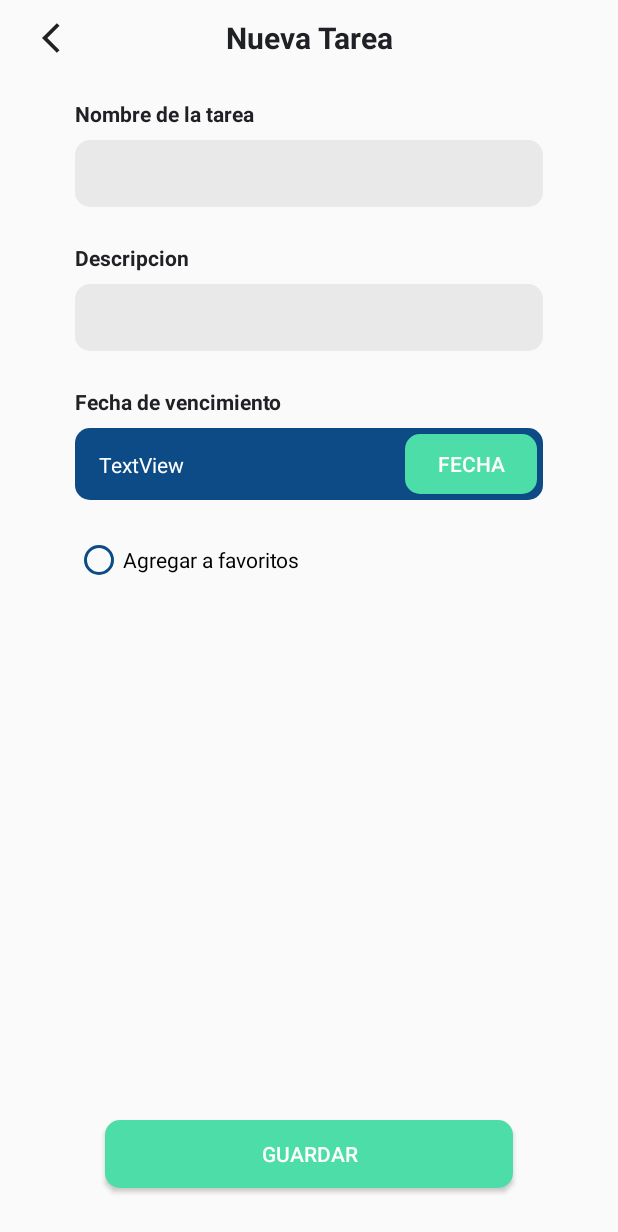
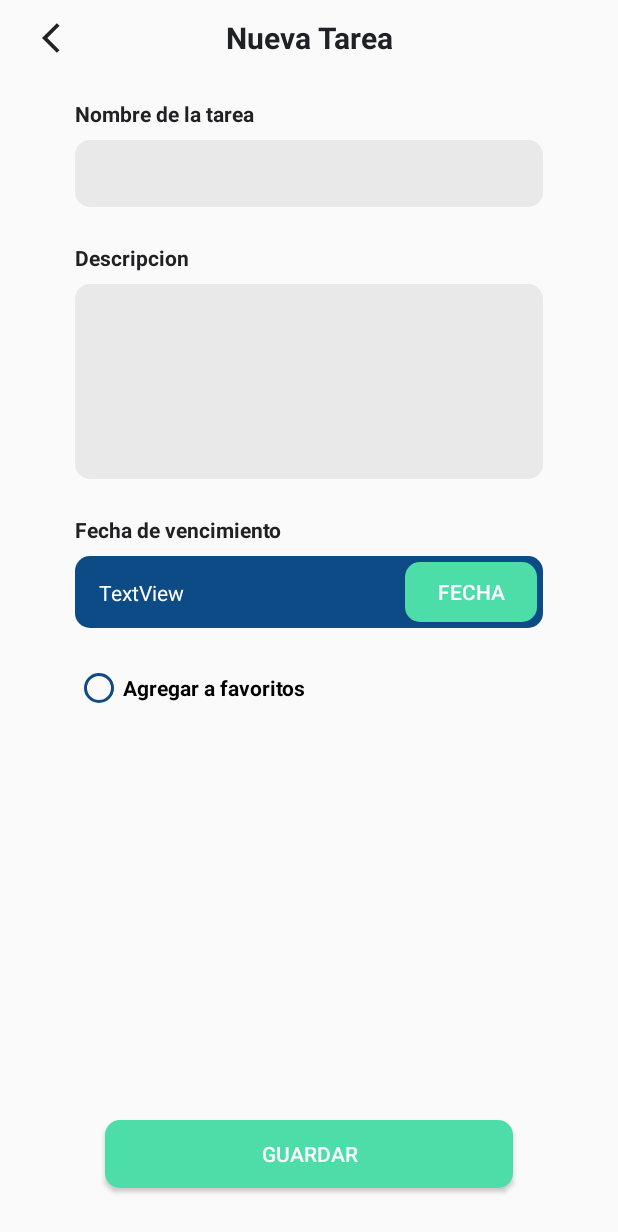
Before and after one commit to johamja/Task-App, an Android app: the AddTask screen opened directly, with no data from a screen before it, on a phone screen of 412 x 824 dp. Shown: the top 1232 px of the screen. Run offline under Robolectric (Android 15) with nearby library versions, the phone set to English and light mode, and no system bars.

Commit message:
layout mockup to visualize a task

```diff
--- a/app/src/main/java/com/example/task_app/Vistas/Tareas/AddTask.java
+++ b/app/src/main/java/com/example/task_app/Vistas/Tareas/AddTask.java
@@ -2,17 +2,57 @@ package com.example.task_app.Vistas.Tareas;
 
 import androidx.appcompat.app.AppCompatActivity;
 
+import android.app.DatePickerDialog;
 import android.os.Bundle;
+import android.view.View;
+import android.widget.Button;
+import android.widget.DatePicker;
+import android.widget.TextView;
 
+import com.example.task_app.Modelos.Task;
 import com.example.task_app.R;
+import com.example.task_app.Vistas.Categorias.ListItemsCategorys;
+
+import java.text.MessageFormat;
+import java.util.Calendar;
 
 public class AddTask extends AppCompatActivity {
+
+    private Bundle bundle;
+    private Task task;
+    private Button calendario;
+    private TextView fecha;
 
     @Override
     protected void onCreate(Bundle savedInstanceState) {
         super.onCreate(savedInstanceState);
         setContentView(R.layout.activity_add_task);
 
+        //bundle = getIntent().getExtras();
+        //task = ListItemsCategorys.listCategorias.get(bundle.getInt("Categoria")).getTareas().get(bundle.getInt("Tarea"));
+
+        calendario = findViewById(R.id.activity_add_task_10);
+        fecha = findViewById(R.id.activity_add_task_9);
+
+
+        calendario.setOnClickListener(new View.OnClickListener() {
+            @Override
+            public void onClick(View view) {
+                Calendar c = Calendar.getInstance();
+                int dia = c.get(Calendar.DAY_OF_MONTH);
+                int mes = c.get(Calendar.MONTH);
+                int year = c.get(Calendar.YEAR);
+
+                DatePickerDialog datePickerDialog = new DatePickerDialog(AddTask.this, new DatePickerDialog.OnDateSetListener() {
+                    @Override
+                    public void onDateSet(DatePicker view, int year, int month, int dayOfMonth) {
+                        fecha.setText(MessageFormat.format("{0} / {1} / {2}", dayOfMonth, month+1, String.valueOf(year)));
+                    }
+                },year,mes,dia);
+                datePickerDialog.show();
+            }
+        });
+
     }
 
 
--- /dev/null
+++ b/app/src/main/res/drawable/ic_baseline_edit_24_black.xml
@@ -0,0 +1,5 @@
+<vector android:height="24dp" android:tint="@color/Texto_Fondo_Aplicacion"
+    android:viewportHeight="24" android:viewportWidth="24"
+    android:width="24dp" xmlns:android="http://schemas.android.com/apk/res/android">
+    <path android:fillColor="@android:color/white" android:pathData="M3,17.25V21h3.75L17.81,9.94l-3.75,-3.75L3,17.25zM20.71,7.04c0.39,-0.39 0.39,-1.02 0,-1.41l-2.34,-2.34c-0.39,-0.39 -1.02,-0.39 -1.41,0l-1.83,1.83 3.75,3.75 1.83,-1.83z"/>
+</vector>
--- a/app/src/main/res/layout/activity_add_task.xml
+++ b/app/src/main/res/layout/activity_add_task.xml
@@ -7,37 +7,37 @@
     tools:context=".Vistas.Tareas.AddTask">
 
     <ImageButton
-        android:id="@+id/imageButton2"
+        android:id="@+id/activity_add_task_1"
         android:layout_width="wrap_content"
         android:layout_height="wrap_content"
         android:layout_marginStart="16dp"
         android:backgroundTint="#00FFFFFF"
-        app:layout_constraintBottom_toTopOf="@+id/guideline"
+        app:layout_constraintBottom_toTopOf="@+id/activity_add_task_3"
         app:layout_constraintStart_toStartOf="parent"
         app:layout_constraintTop_toTopOf="parent"
         app:srcCompat="@drawable/ic_baseline_arrow_back_ios_24" />
 
     <TextView
-        android:id="@+id/textView"
+        android:id="@+id/activity_add_task_2"
         android:layout_width="wrap_content"
         android:layout_height="wrap_content"
         android:text="Nueva Tarea"
         android:textSize="20sp"
         android:textStyle="bold"
-        app:layout_constraintBottom_toTopOf="@+id/guideline"
+        app:layout_constraintBottom_toTopOf="@+id/activity_add_task_3"
         app:layout_constraintEnd_toEndOf="parent"
         app:layout_constraintStart_toStartOf="parent"
         app:layout_constraintTop_toTopOf="parent" />
 
     <androidx.constraintlayout.widget.Guideline
-        android:id="@+id/guideline"
+        android:id="@+id/activity_add_task_3"
         android:layout_width="wrap_content"
         android:layout_height="wrap_content"
         android:orientation="horizontal"
         app:layout_constraintGuide_begin="50dp" />
 
     <TextView
-        android:id="@+id/textView4"
+        android:id="@+id/activity_add_task_4"
         android:layout_width="0dp"
         android:layout_height="wrap_content"
         android:layout_marginStart="50dp"
@@ -47,10 +47,10 @@
         android:textStyle="bold"
         app:layout_constraintEnd_toEndOf="parent"
         app:layout_constraintStart_toStartOf="parent"
-        app:layout_constraintTop_toTopOf="@+id/guideline" />
+        app:layout_constraintTop_toTopOf="@+id/activity_add_task_3" />
 
     <EditText
-        android:id="@+id/editTextTextPersonName"
+        android:id="@+id/activity_add_task_5"
         android:layout_width="0dp"
         android:layout_height="wrap_content"
         android:layout_marginTop="8dp"
@@ -59,46 +59,48 @@
         android:ems="10"
         android:inputType="textPersonName"
         android:padding="10dp"
-        app:layout_constraintEnd_toEndOf="@+id/textView4"
-        app:layout_constraintStart_toStartOf="@+id/textView4"
-        app:layout_constraintTop_toBottomOf="@+id/textView4" />
+        app:layout_constraintEnd_toEndOf="@+id/activity_add_task_4"
+        app:layout_constraintHorizontal_bias="1.0"
+        app:layout_constraintStart_toStartOf="@+id/activity_add_task_4"
+        app:layout_constraintTop_toBottomOf="@+id/activity_add_task_4" />
 
     <TextView
-        android:id="@+id/textView5"
+        android:id="@+id/activity_add_task_6"
         android:layout_width="0dp"
         android:layout_height="wrap_content"
         android:layout_marginTop="24dp"
         android:text="Descripcion"
         android:textStyle="bold"
-        app:layout_constraintEnd_toEndOf="@+id/textView4"
-        app:layout_constraintStart_toStartOf="@+id/textView4"
-        app:layout_constraintTop_toBottomOf="@+id/editTextTextPersonName" />
+        app:layout_constraintEnd_toEndOf="@+id/activity_add_task_4"
+        app:layout_constraintStart_toStartOf="@+id/activity_add_task_4"
+        app:layout_constraintTop_toBottomOf="@+id/activity_add_task_5" />
 
     <EditText
-        android:id="@+id/editTextTextPersonName2"
+        android:id="@+id/activity_add_task_7"
         android:layout_width="0dp"
         android:layout_height="wrap_content"
         android:layout_marginTop="8dp"
         android:background="@drawable/boton_semiredondo"
         android:backgroundTint="#E9E9E9"
         android:ems="10"
-        android:inputType="textImeMultiLine"
-        android:maxLines="10"
+        android:inputType="none"
+        android:lines="5"
         android:padding="10dp"
-        app:layout_constraintEnd_toEndOf="@+id/textView4"
-        app:layout_constraintStart_toStartOf="@+id/textView4"
-        app:layout_constraintTop_toBottomOf="@+id/textView5" />
+        android:singleLine="false"
+        app:layout_constraintEnd_toEndOf="@+id/activity_add_task_4"
+        app:layout_constraintStart_toStartOf="@+id/activity_add_task_4"
+        app:layout_constraintTop_toBottomOf="@+id/activity_add_task_6" />
 
     <TextView
-        android:id="@+id/textView9"
+        android:id="@+id/activity_add_task_8"
         android:layout_width="0dp"
         android:layout_height="wrap_content"
         android:layout_marginTop="24dp"
         android:text="Fecha de vencimiento"
         android:textStyle="bold"
-        app:layout_constraintEnd_toEndOf="@+id/textView4"
-        app:layout_constraintStart_toStartOf="@+id/textView4"
-        app:layout_constraintTop_toBottomOf="@+id/editTextTextPersonName2" />
+        app:layout_constraintEnd_toEndOf="@+id/activity_add_task_4"
+        app:layout_constraintStart_toStartOf="@+id/activity_add_task_4"
+        app:layout_constraintTop_toBottomOf="@+id/activity_add_task_7" />
 
     <androidx.constraintlayout.widget.ConstraintLayout
         android:id="@+id/constraintLayout2"
@@ -107,12 +109,12 @@
         android:layout_marginTop="8dp"
         android:background="@drawable/boton_semiredondo"
         android:backgroundTint="@color/Color_Primario"
-        app:layout_constraintEnd_toEndOf="@+id/textView4"
-        app:layout_constraintStart_toStartOf="@+id/textView4"
-        app:layout_constraintTop_toBottomOf="@+id/textView9">
+        app:layout_constraintEnd_toEndOf="@+id/activity_add_task_4"
+        app:layout_constraintStart_toStartOf="@+id/activity_add_task_4"
+        app:layout_constraintTop_toBottomOf="@+id/activity_add_task_8">
 
         <TextView
-            android:id="@+id/textView10"
+            android:id="@+id/activity_add_task_9"
             android:layout_width="wrap_content"
             android:layout_height="wrap_content"
             android:layout_marginStart="16dp"
@@ -125,7 +127,7 @@
             app:layout_constraintTop_toTopOf="parent" />
 
         <Button
-            android:id="@+id/button"
+            android:id="@+id/activity_add_task_10"
             android:layout_width="wrap_content"
             android:layout_height="40dp"
             android:layout_marginTop="4dp"
@@ -141,18 +143,19 @@
     </androidx.constraintlayout.widget.ConstraintLayout>
 
     <RadioButton
-        android:id="@+id/radioButton"
+        android:id="@+id/activity_add_task_11"
         android:layout_width="0dp"
         android:layout_height="wrap_content"
         android:layout_marginTop="24dp"
         android:buttonTint="@color/Color_Primario"
         android:text="Agregar a favoritos"
-        app:layout_constraintEnd_toEndOf="@+id/textView4"
-        app:layout_constraintStart_toStartOf="@+id/textView4"
+        android:textStyle="bold"
+        app:layout_constraintEnd_toEndOf="@+id/activity_add_task_4"
+        app:layout_constraintStart_toStartOf="@+id/activity_add_task_4"
         app:layout_constraintTop_toBottomOf="@+id/constraintLayout2" />
 
     <Button
-        android:id="@+id/button2"
+        android:id="@+id/activity_add_task_12"
         android:layout_width="0dp"
         android:layout_height="45dp"
         android:layout_marginStart="70dp"
--- a/app/src/main/res/layout/activity_edit_task.xml
+++ b/app/src/main/res/layout/activity_edit_task.xml
@@ -84,7 +84,7 @@
         android:background="@drawable/boton_semiredondo"
         android:backgroundTint="#E9E9E9"
         android:ems="10"
-        android:inputType="textMultiLine"
+        android:inputType="none"
         android:lines="5"
         android:padding="10dp"
         android:singleLine="false"
@@ -197,7 +197,7 @@
             android:layout_marginStart="16dp"
             android:layout_marginTop="24dp"
             android:layout_marginBottom="24dp"
-            android:text="Fecha de modificacion"
+            android:text="Última modificación"
             android:textColor="@color/Texto_Colores_Botones"
             android:textStyle="bold"
             app:layout_constraintBottom_toBottomOf="parent"
--- a/app/src/main/res/layout/bottom_sheet_edit_category.xml
+++ b/app/src/main/res/layout/bottom_sheet_edit_category.xml
@@ -89,7 +89,7 @@
             android:layout_marginBottom="32dp"
             android:background="@drawable/boton_semiredondo"
             android:backgroundTint="@color/Color_Primario"
-            android:text="Canselar"
+            android:text="cancelar"
             android:textColor="@color/Texto_Colores_Botones"
             app:layout_constraintBottom_toBottomOf="parent"
             app:layout_constraintEnd_toStartOf="@+id/bottom_sheet_edit_category_6"
```
Also changed, not shown: app/src/main/AndroidManifest.xml (+10 -3 lines), app/src/main/java/com/example/task_app/Vistas/Tareas/Adapter/AdapterTask.java (+6 -1 lines), app/src/main/java/com/example/task_app/Vistas/Tareas/DisplayTask.java (added, +16 -0 lines), app/src/main/res/layout/activity_display_task.xml (added, +169 -0 lines).
